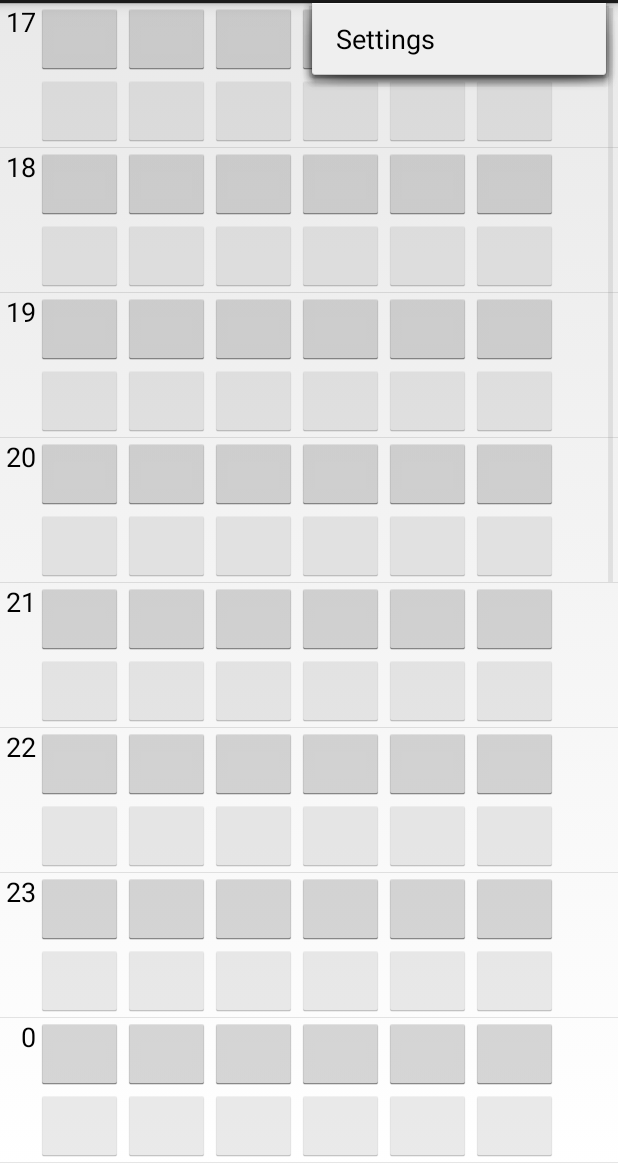
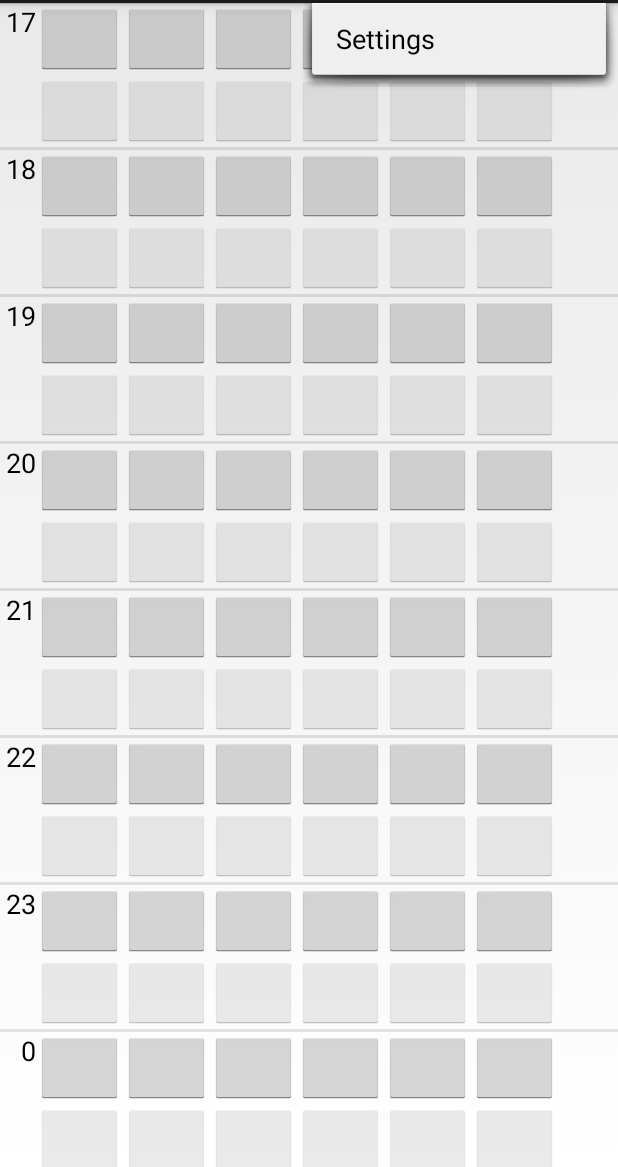
Before and after one commit to skyarland/logger, an Android app: the screen it shows after launch (Main), with the options menu open, on a phone screen of 412 x 824 dp, the part 69-1236 px from its top. Run offline under Robolectric (Android 15) with nearby library versions, the phone set to English and light mode, and no system bars; libraries missing offline, so code that uses them is left out: com.fatboyindustrial.gsonjodatime; 1 statement that could not run was skipped.

Commit message:
Make the devider between hours thicker.

```diff
--- a/app/src/main/java/com/letsdoit/logger/view/HourAdapter.java
+++ b/app/src/main/java/com/letsdoit/logger/view/HourAdapter.java
@@ -142,10 +142,10 @@ public class HourAdapter extends ArrayAdapter<Hour> {
 
             button.setTag(R.id.display_block_key, block);
 
-            if (isSecondHalf) {
+            if (block.getEnd().isAfter(now)) {
+                button.setAlpha((float) 0.25);
+            } else if (isSecondHalf) {
                 button.setAlpha((float) 0.50);
-            } else if (block.getEnd().isAfter(now)) {
-                button.setAlpha((float) 0.25);
             } else {
                 button.setAlpha(1);
             }
--- a/app/src/main/res/layout/activity_main.xml
+++ b/app/src/main/res/layout/activity_main.xml
@@ -3,4 +3,5 @@
     android:layout_height="wrap_content"
     xmlns:android="http://schemas.android.com/apk/res/android"
     android:id="@+id/listView"
-    tools:listitem="@layout/hour"></ListView>
+    tools:listitem="@layout/hour"
+    android:dividerHeight="2dp"></ListView>
```
